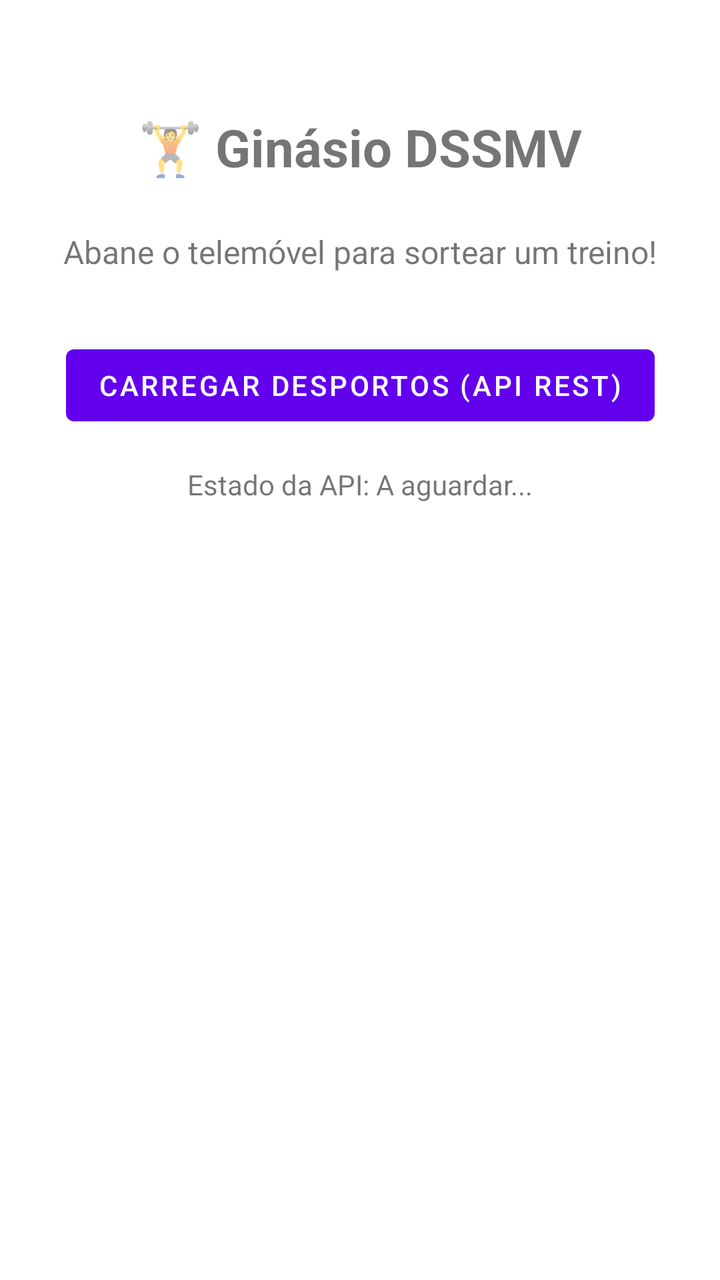
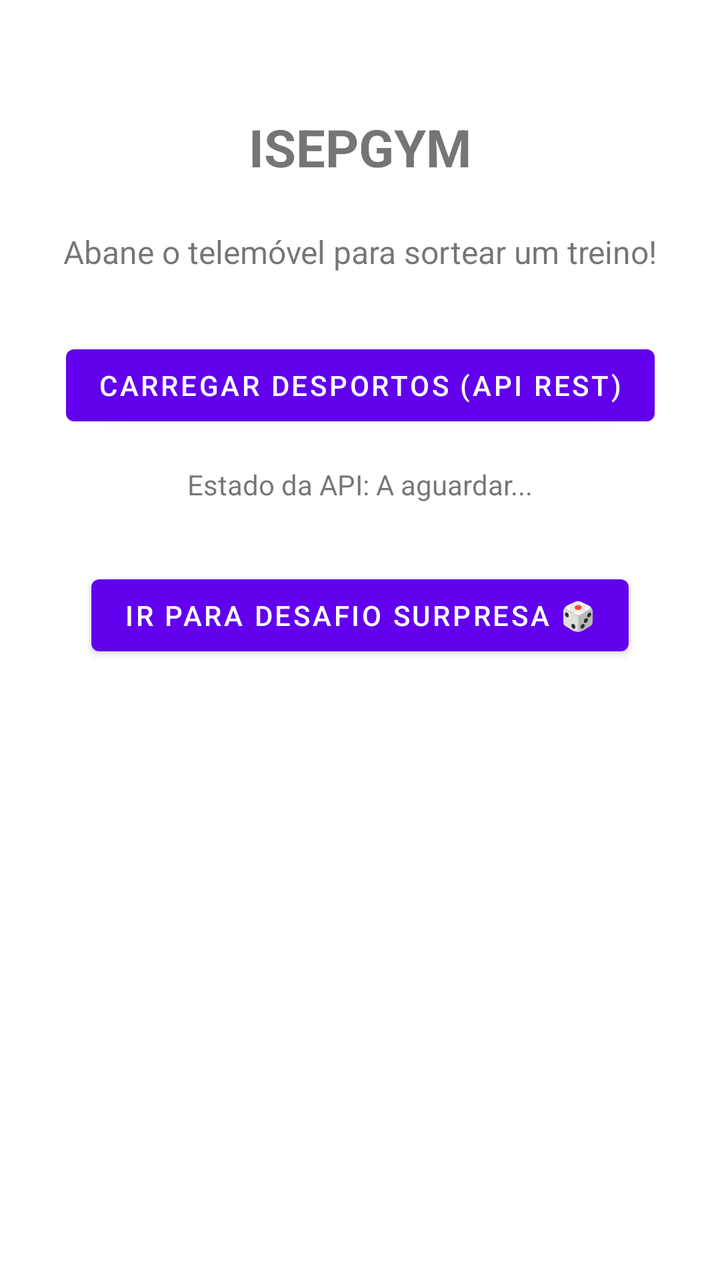

An Android layout rendered at two revisions. The XML below is the earlier revision; the diff shows what the commit changed to produce the second picture.
<!-- AndroidManifest.xml: application theme Theme.DSSMV_ProjectDroid_1240908_1241237 -->
<!-- res/layout/activity_main.xml -->
<?xml version="1.0" encoding="utf-8"?>
<androidx.constraintlayout.widget.ConstraintLayout
        xmlns:android="http://schemas.android.com/apk/res/android"
        xmlns:app="http://schemas.android.com/apk/res-auto"
        xmlns:tools="http://schemas.android.com/tools"
        android:layout_width="match_parent"
        android:layout_height="match_parent"
        android:padding="24dp"
        tools:context=".ui.main.MainActivity">

    <TextView
            android:id="@+id/tvTitulo"
            android:layout_width="wrap_content"
            android:layout_height="wrap_content"
            android:text="🏋️ Ginásio DSSMV"
            android:textSize="26sp"
            android:textStyle="bold"
            app:layout_constraintTop_toTopOf="parent"
            app:layout_constraintStart_toStartOf="parent"
            app:layout_constraintEnd_toEndOf="parent"
            android:layout_marginTop="32dp"/>

    <TextView
            android:id="@+id/tvInstrucoes"
            android:layout_width="0dp"
            android:layout_height="wrap_content"
            android:text="Abane o telemóvel para sortear um treino!"
            android:textAlignment="center"
            android:textSize="16sp"
            app:layout_constraintTop_toBottomOf="@id/tvTitulo"
            app:layout_constraintStart_toStartOf="parent"
            app:layout_constraintEnd_toEndOf="parent"
            android:layout_marginTop="24dp"/>

    <Button
            android:id="@+id/btnTestarApi"
            android:layout_width="wrap_content"
            android:layout_height="wrap_content"
            android:text="Carregar Desportos (API REST)"
            app:layout_constraintTop_toBottomOf="@id/tvInstrucoes"
            app:layout_constraintStart_toStartOf="parent"
            app:layout_constraintEnd_toEndOf="parent"
            android:layout_marginTop="32dp"/>

    <TextView
            android:id="@+id/tvStatusApi"
            android:layout_width="0dp"
            android:layout_height="wrap_content"
            android:text="Estado da API: A aguardar..."
            android:textAlignment="center"
            android:textSize="14sp"
            app:layout_constraintTop_toBottomOf="@id/btnTestarApi"
            app:layout_constraintStart_toStartOf="parent"
            app:layout_constraintEnd_toEndOf="parent"
            android:layout_marginTop="16dp"/>

</androidx.constraintlayout.widget.ConstraintLayout>
<!-- resources referenced by this layout -->
<resources>
  <style name="Theme.DSSMV_ProjectDroid_1240908_1241237" parent="Theme.MaterialComponents.DayNight.DarkActionBar">
          
          <item name="colorPrimary">@color/purple_500</item>
          <item name="colorPrimaryVariant">@color/purple_700</item>
          <item name="colorOnPrimary">@color/white</item>
          
          <item name="colorSecondary">@color/teal_200</item>
          <item name="colorSecondaryVariant">@color/teal_700</item>
          <item name="colorOnSecondary">@color/black</item>
          
          <item name="android:statusBarColor">?attr/colorPrimaryVariant</item>
          
      </style>
  <color name="purple_500">#FF6200EE</color>
  <color name="purple_700">#FF3700B3</color>
  <color name="white">#FFFFFFFF</color>
  <color name="teal_200">#FF03DAC5</color>
  <color name="teal_700">#FF018786</color>
  <color name="black">#FF000000</color>
</resources>

<!-- the commit's change to res/layout/activity_main.xml (unified diff, before → after) -->
@@ -12,7 +12,7 @@
             android:id="@+id/tvTitulo"
             android:layout_width="wrap_content"
             android:layout_height="wrap_content"
-            android:text="🏋️ Ginásio DSSMV"
+            android:text="ISEPGYM"
             android:textSize="26sp"
             android:textStyle="bold"
             app:layout_constraintTop_toTopOf="parent"
@@ -54,4 +54,14 @@
             app:layout_constraintEnd_toEndOf="parent"
             android:layout_marginTop="16dp"/>
 
+    <Button
+        android:id="@+id/btnIrSurpresa"
+        android:layout_width="wrap_content"
+        android:layout_height="wrap_content"
+        android:text="Ir para Desafio Surpresa 🎲"
+        app:layout_constraintTop_toBottomOf="@id/tvStatusApi"
+        app:layout_constraintStart_toStartOf="parent"
+        app:layout_constraintEnd_toEndOf="parent"
+        android:layout_marginTop="32dp"/>
+
 </androidx.constraintlayout.widget.ConstraintLayout>
